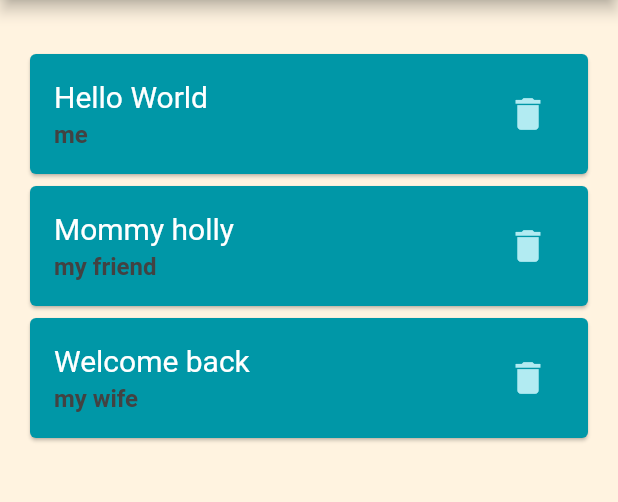
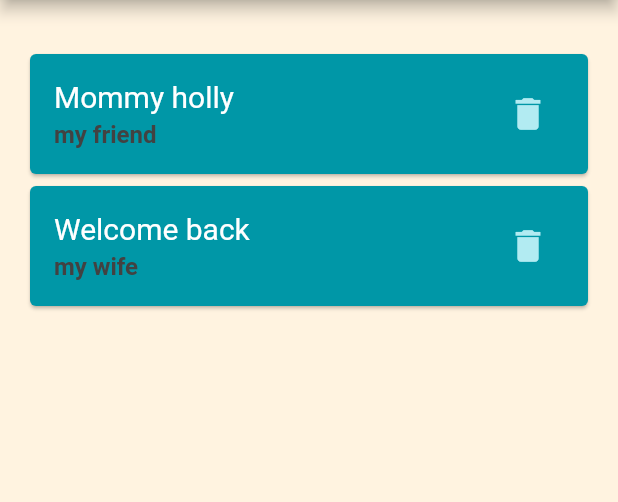
Before and after one commit to lanzoninicola/flutter_quote, a Flutter app: the screen it shows after launch, after a tap on the "delete" icon, on a phone screen of 412 x 824 dp, the part 84-586 px from its top. Run offline on Flutter 3.47's test engine with Material 2 defaults, Android fonts, the phone set to English and light mode, and no system bars.

Commit message:
reorganize file and folders

```diff
--- a/lib/main.dart
+++ b/lib/main.dart
@@ -1,4 +1,5 @@
 import 'package:flutter/material.dart';
+import 'package:flutter_quote/quote_card.dart';
 import 'package:flutter_quote/quote_statement.dart';
 
 void main() {
@@ -43,6 +44,7 @@ class _QuotesState extends State<Quotes> {
     QuoteStatement(text: "Welcome back", author: "my wife"),
   ];
 
+
   @override
   Widget build(BuildContext context) {
     return Container(
@@ -50,50 +52,12 @@ class _QuotesState extends State<Quotes> {
       padding: EdgeInsets.fromLTRB(16, 32, 16, 32),
       child: Column(
         crossAxisAlignment: CrossAxisAlignment.stretch,
-        children: quotes.map((quote) => Quote(quote)).toList(),
+        children: quotes
+            .map((quote) => QuoteCard(
+              quote: quote,
+              remove: () => setState(() => quotes.remove(quote)),
+            )).toList(),
       ),
     );
   }
 }
-
-class Quote extends StatelessWidget {
-  final quote;
-  Quote(this.quote);
-
-  @override
-  Widget build(BuildContext context) {
-    return Card(
-        color: Colors.cyan[700],
-        child: Container(
-          padding: EdgeInsets.symmetric(vertical: 16, horizontal: 16),
-          child: Row(
-            mainAxisAlignment: MainAxisAlignment.spaceBetween,
-            children: [
-              Column(
-                crossAxisAlignment: CrossAxisAlignment.start,
-                children: [
-                  Text(quote.text,
-                      style: TextStyle(color: Colors.white, fontSize: 20)),
-                  SizedBox(
-                    height: 4,
-                  ),
-                  Text(quote.author,
-                      style: TextStyle(
-                          color: Colors.grey[800],
-                          fontSize: 16,
-                          fontWeight: FontWeight.bold)),
-                ],
-              ),
-               IconButton(
-                  icon: Icon(Icons.delete,  size: 28,),
-                  color: Colors.cyan[100],
-                  tooltip: 'Remove the quote',
-                  onPressed: () {
-
-                  },
-                ),
-            ],
-          ),
-        ));
-  }
-}
--- /dev/null
+++ b/lib/quote_card.dart
@@ -0,0 +1,47 @@
+import 'package:flutter/material.dart';
+import 'quote_statement.dart';
+
+
+class QuoteCard extends StatelessWidget {
+  final QuoteStatement quote;
+  final Function remove;
+  QuoteCard({this.quote, this.remove});
+
+  @override
+  Widget build(BuildContext context) {
+    return Card(
+        color: Colors.cyan[700],
+        child: Container(
+          padding: EdgeInsets.symmetric(vertical: 16, horizontal: 16),
+          child: Row(
+            mainAxisAlignment: MainAxisAlignment.spaceBetween,
+            children: [
+              Column(
+                crossAxisAlignment: CrossAxisAlignment.start,
+                children: [
+                  Text(quote.text,
+                      style: TextStyle(color: Colors.white, fontSize: 20)),
+                  SizedBox(
+                    height: 4,
+                  ),
+                  Text(quote.author,
+                      style: TextStyle(
+                          color: Colors.grey[800],
+                          fontSize: 16,
+                          fontWeight: FontWeight.bold)),
+                ],
+              ),
+              IconButton(
+                icon: Icon(
+                  Icons.delete,
+                  size: 28,
+                ),
+                color: Colors.cyan[100],
+                tooltip: 'Remove the quote',
+                onPressed: remove,
+              ),
+            ],
+          ),
+        ));
+  }
+}
```
